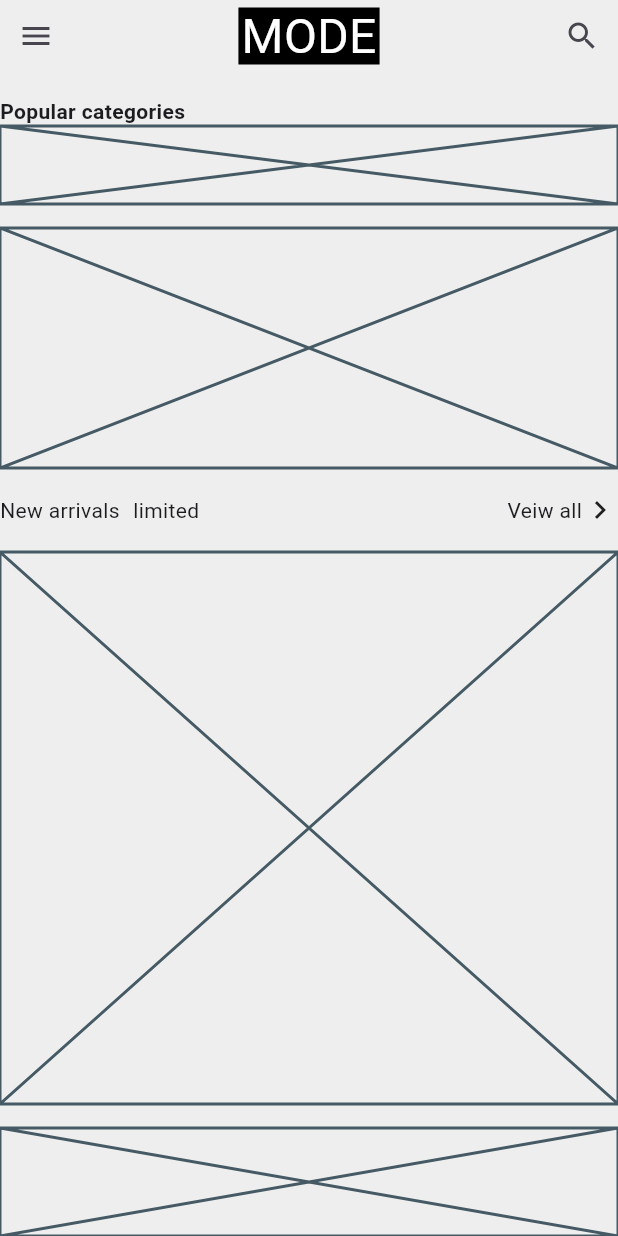
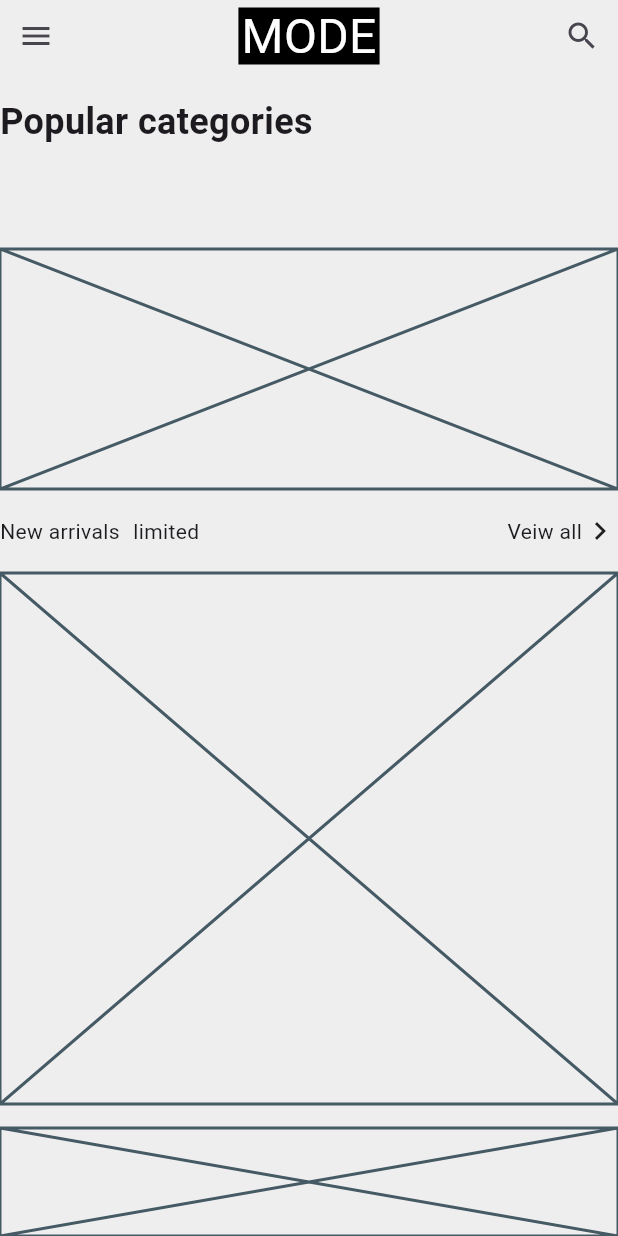
Before and after one commit to JAICHANGPARK/flutter_notebook_chapter_49, a Flutter app: the ECommerceHomePage screen opened directly, on a phone screen of 412 x 824 dp. Run offline on Flutter 3.47's test engine with Material 3 defaults, Android fonts, the phone set to English and light mode, and no system bars; our stand-ins replace google_fonts; Roboto replaces fonts that are missing (Akshar).

Commit message:
Update e_commerce_home_page.dart

```diff
--- a/lib/ep2451_e_commerce_app/ui/e_commerce_home_page.dart
+++ b/lib/ep2451_e_commerce_app/ui/e_commerce_home_page.dart
@@ -45,9 +45,16 @@ class _ECommerceHomePageState extends State<ECommerceHomePage> {
               children: [
                 Text(
                   "Popular categories",
-                  style: GoogleFonts.akshar(fontWeight: .bold),
+                  style: GoogleFonts.akshar(fontWeight: .bold,
+                  fontSize: 24),
                 ),
-                SizedBox(height: 52, child: Placeholder()),
+                SizedBox(height: 52, child: SingleChildScrollView(
+                  scrollDirection: Axis.horizontal,
+                  child: Row(
+                  children: [
+
+                  ],
+                ),)),
               ],
             ),
 
```
